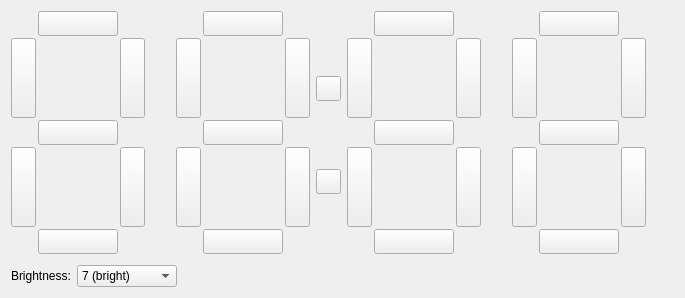
Qt form src/brickv/plugin_system/plugins/segment_display_4x7/ui/segment_display_4x7.ui (Tinkerforge/brickv) before a commit.
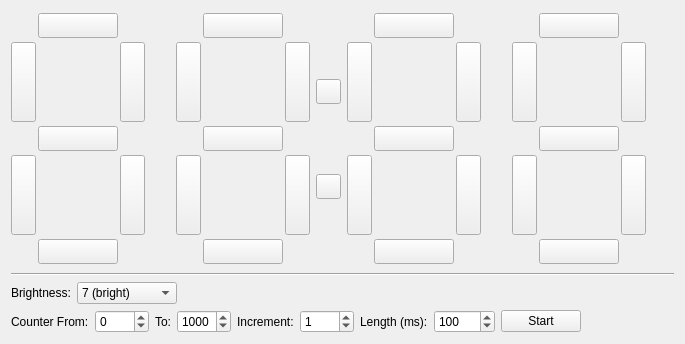
The same form after that commit.

Commit message: Add counter to Segment Display 4x7 plugin

Patch:
```diff
--- a/src/brickv/plugin_system/plugins/segment_display_4x7/ui/segment_display_4x7.ui
+++ b/src/brickv/plugin_system/plugins/segment_display_4x7/ui/segment_display_4x7.ui
@@ -7,7 +7,7 @@
     <x>0</x>
     <y>0</y>
     <width>685</width>
-    <height>298</height>
+    <height>344</height>
    </rect>
   </property>
   <property name="windowTitle">
@@ -887,6 +887,13 @@
      </item>
     </layout>
    </item>
+   <item>
+    <widget class="Line" name="line">
+     <property name="orientation">
+      <enum>Qt::Horizontal</enum>
+     </property>
+    </widget>
+   </item>
    <item>
     <layout class="QHBoxLayout" name="horizontalLayout_2">
      <item>
@@ -964,6 +971,107 @@
      </item>
     </layout>
    </item>
+   <item>
+    <layout class="QHBoxLayout" name="horizontalLayout_3">
+     <item>
+      <widget class="QLabel" name="label_2">
+       <property name="text">
+        <string>Counter From:</string>
+       </property>
+      </widget>
+     </item>
+     <item>
+      <widget class="QSpinBox" name="box_from">
+       <property name="minimum">
+        <number>-999</number>
+       </property>
+       <property name="maximum">
+        <number>9999</number>
+       </property>
+      </widget>
+     </item>
+     <item>
+      <widget class="QLabel" name="label_3">
+       <property name="text">
+        <string>To:</string>
+       </property>
+      </widget>
+     </item>
+     <item>
+      <widget class="QSpinBox" name="box_to">
+       <property name="minimum">
+        <number>-999</number>
+       </property>
+       <property name="maximum">
+        <number>9999</number>
+       </property>
+       <property name="value">
+        <number>1000</number>
+       </property>
+      </widget>
+     </item>
+     <item>
+      <widget class="QLabel" name="label_4">
+       <property name="text">
+        <string>Increment:</string>
+       </property>
+      </widget>
+     </item>
+     <item>
+      <widget class="QSpinBox" name="box_increment">
+       <property name="minimum">
+        <number>-999</number>
+       </property>
+       <property name="maximum">
+        <number>9999</number>
+       </property>
+       <property name="singleStep">
+        <number>1</number>
+       </property>
+       <property name="value">
+        <number>1</number>
+       </property>
+      </widget>
+     </item>
+     <item>
+      <widget class="QLabel" name="label_5">
+       <property name="text">
+        <string>Length (ms):</string>
+       </property>
+      </widget>
+     </item>
+     <item>
+      <widget class="QSpinBox" name="box_length">
+       <property name="maximum">
+        <number>65535</number>
+       </property>
+       <property name="value">
+        <number>100</number>
+       </property>
+      </widget>
+     </item>
+     <item>
+      <widget class="QPushButton" name="button_start">
+       <property name="text">
+        <string>Start</string>
+       </property>
+      </widget>
+     </item>
+     <item>
+      <spacer name="horizontalSpacer_3">
+       <property name="orientation">
+        <enum>Qt::Horizontal</enum>
+       </property>
+       <property name="sizeHint" stdset="0">
+        <size>
+         <width>40</width>
+         <height>20</height>
+        </size>
+       </property>
+      </spacer>
+     </item>
+    </layout>
+   </item>
   </layout>
  </widget>
  <resources/>
```
The commit also changes 1 other file.
